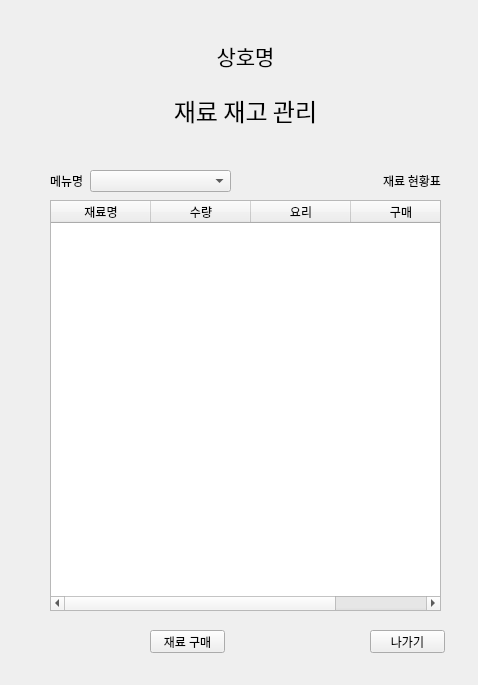
Before: the Qt Designer form ui/main.ui in ElisaBluebell/project7smartstore, drawn with Qt 5.
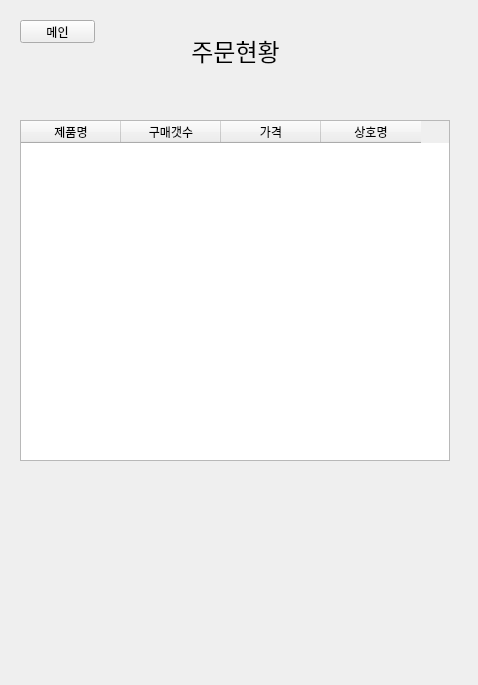
After: the same form once the commit is applied.

```diff
--- a/ui/main.ui
+++ b/ui/main.ui
@@ -23,7 +23,7 @@
     </rect>
    </property>
    <property name="currentIndex">
-    <number>1</number>
+    <number>4</number>
    </property>
    <widget class="QWidget" name="page">
     <widget class="QLabel" name="MAIN_LB_loginfo">
@@ -620,6 +620,79 @@
      </property>
     </widget>
    </widget>
+   <widget class="QWidget" name="page_5">
+    <widget class="QLabel" name="buylist_title">
+     <property name="geometry">
+      <rect>
+       <x>0</x>
+       <y>20</y>
+       <width>451</width>
+       <height>41</height>
+      </rect>
+     </property>
+     <property name="font">
+      <font>
+       <family>D2Coding</family>
+       <pointsize>18</pointsize>
+      </font>
+     </property>
+     <property name="text">
+      <string>주문현황</string>
+     </property>
+     <property name="alignment">
+      <set>Qt::AlignCenter</set>
+     </property>
+    </widget>
+    <widget class="QTableWidget" name="MAIN_buylist">
+     <property name="geometry">
+      <rect>
+       <x>10</x>
+       <y>110</y>
+       <width>430</width>
+       <height>341</height>
+      </rect>
+     </property>
+     <property name="editTriggers">
+      <set>QAbstractItemView::NoEditTriggers</set>
+     </property>
+     <property name="selectionBehavior">
+      <enum>QAbstractItemView::SelectRows</enum>
+     </property>
+     <column>
+      <property name="text">
+       <string>제품명</string>
+      </property>
+     </column>
+     <column>
+      <property name="text">
+       <string>구매갯수</string>
+      </property>
+     </column>
+     <column>
+      <property name="text">
+       <string>가격</string>
+      </property>
+     </column>
+     <column>
+      <property name="text">
+       <string>상호명</string>
+      </property>
+     </column>
+    </widget>
+    <widget class="QPushButton" name="BT_toMain3">
+     <property name="geometry">
+      <rect>
+       <x>10</x>
+       <y>10</y>
+       <width>75</width>
+       <height>23</height>
+      </rect>
+     </property>
+     <property name="text">
+      <string>메인</string>
+     </property>
+    </widget>
+   </widget>
   </widget>
  </widget>
  <resources/>
```
